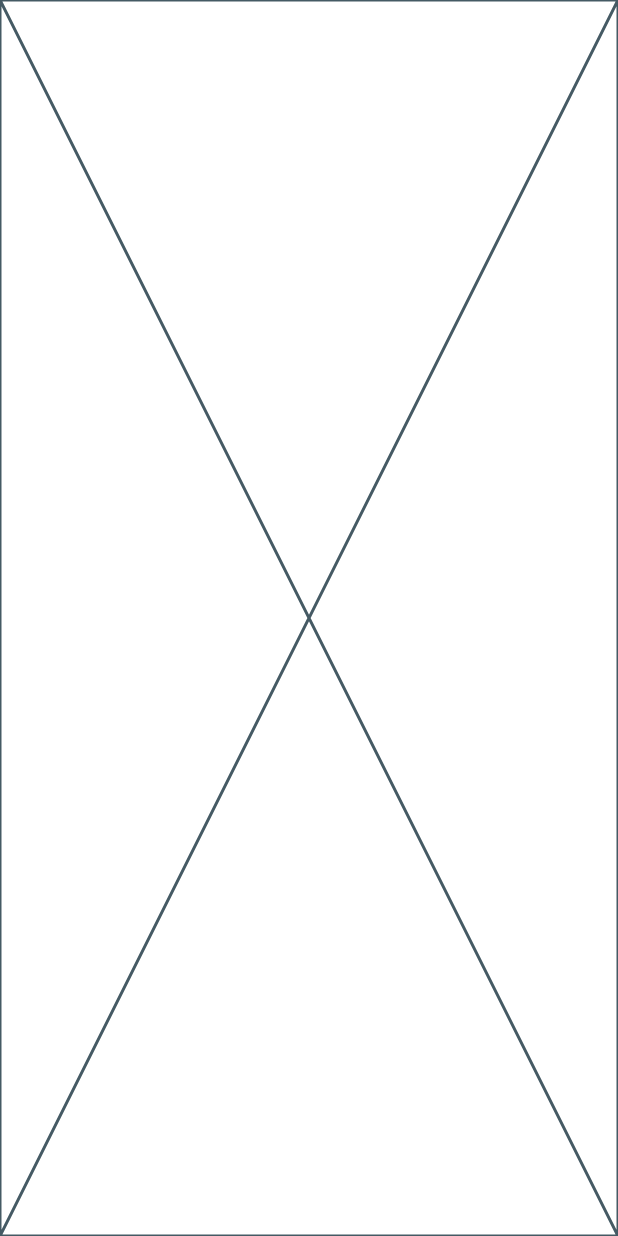
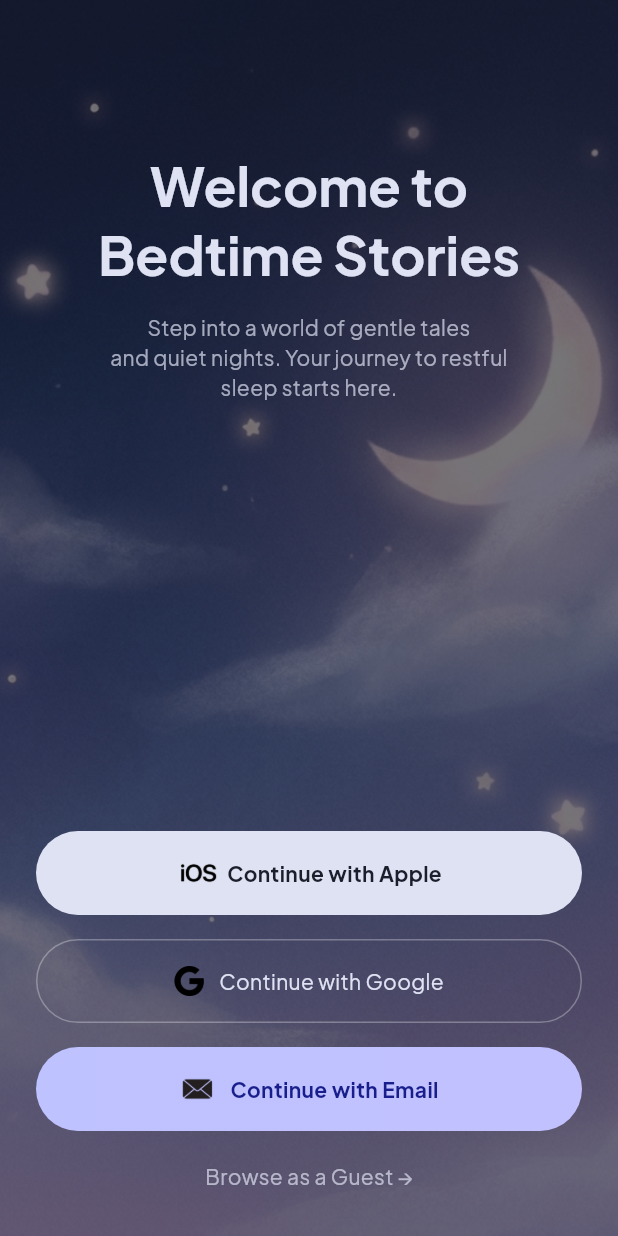
Before and after one commit to AnupamSingh0211/stories-app-frontend, a Flutter app: the screen it shows after launch, on a phone screen of 412 x 824 dp. Run offline on Flutter 3.47's test engine with Material 3 defaults, Android fonts, the phone set to English and light mode, and no system bars.

Commit message:
Completed welcome screen and set up navigation screen

```diff
--- a/lib/core/theme.dart
+++ b/lib/core/theme.dart
@@ -1,4 +1,4 @@
-// // lib/core/theme.dart
+// lib/core/theme.dart
 
  import 'package:flutter/material.dart';
 
--- /dev/null
+++ b/lib/features/auth/profile_setup_screen.dart
@@ -0,0 +1,17 @@
+import 'package:flutter/material.dart';
+
+class ProfileSetupScreen extends StatelessWidget {
+  const ProfileSetupScreen({super.key});
+
+  @override
+  Widget build(BuildContext context) {
+    return Scaffold(
+      appBar: AppBar(
+        title: const Text("Profile Setup"),
+      ),
+      body: const Center(
+        child: Text("Profile Setup Screen"),
+      ),
+    );
+  }
+}
--- a/lib/features/auth/welcome_screen.dart
+++ b/lib/features/auth/welcome_screen.dart
@@ -1,10 +1,214 @@
 import 'package:flutter/material.dart';
+import 'profile_setup_screen.dart';
 
 class WelcomeScreen extends StatelessWidget {
   const WelcomeScreen({super.key});
 
+  void _navigateToProfile(BuildContext context) {
+    Navigator.push(
+      context,
+      MaterialPageRoute(builder: (context) => const ProfileSetupScreen()),
+    );
+  }
+
   @override
   Widget build(BuildContext context) {
-    return const Placeholder();
+    final theme = Theme.of(context);
+    final colors = theme.colorScheme;
+
+    return Scaffold(
+      body: Stack(
+        children: [
+          // 🌌 Background Image
+          SizedBox.expand(
+            child: Image.asset(
+              'assets/images/bedtime_bg.png',
+              fit: BoxFit.cover,
+            ),
+          ),
+
+          // 🌑 Overlay
+          Container(color: colors.surface.withValues(alpha: 0.6)),
+
+          // 📱 Content
+          SafeArea(
+            child: Padding(
+              padding: const EdgeInsets.symmetric(horizontal: 24),
+              child: Column(
+                crossAxisAlignment: CrossAxisAlignment.center,
+                children: [
+                  const SizedBox(height: 100),
+
+                  // Title
+                  Text(
+                    "Welcome to\nBedtime Stories",
+                    textAlign: TextAlign.center,
+                    style: theme.textTheme.headlineMedium?.copyWith(
+                      fontWeight: FontWeight.w700,
+                      fontSize: 36,
+                      color: colors.onSurface,
+                    ),
+                  ),
+
+                  const SizedBox(height: 16),
+
+                  // Subtitle
+                  Text(
+                    "Step into a world of gentle tales \nand quiet nights. Your journey to restful \nsleep starts here.",
+                    textAlign: TextAlign.center,
+                    style: theme.textTheme.bodyMedium?.copyWith(
+                      color: colors.onSurface.withValues(alpha: 0.7),
+                    ),
+                  ),
+
+                  const Spacer(),
+
+                  // Apple Button
+                  _buildPrimaryButton(
+                    context,
+                    "Continue with Apple",
+                    () => _navigateToProfile(context),
+                  ),
+
+                  const SizedBox(height: 16),
+
+                  // Google Button
+                  _buildOutlineButton(
+                    context,
+                    "Continue with Google",
+                    () => _navigateToProfile(context),
+                  ),
+
+                  const SizedBox(height: 16),
+
+                  // Email Button
+                  _buildSecondaryButton(
+                    context,
+                    "Continue with Email",
+                    () => _navigateToProfile(context),
+                  ),
+
+                  const SizedBox(height: 20),
+
+                  GestureDetector(
+                    onTap: () => _navigateToProfile(context),
+                    child: Text(
+                      "Browse as a Guest →",
+                      style: theme.textTheme.bodyMedium?.copyWith(
+                        color: colors.onSurface.withValues(alpha: 0.7),
+                      ),
+                    ),
+                  ),
+
+                  const SizedBox(height: 30),
+                ],
+              ),
+            ),
+          ),
+        ],
+      ),
+    );
+  }
+
+  // 🔘 Primary Button
+  Widget _buildPrimaryButton(
+    BuildContext context,
+    String text,
+    VoidCallback onTap,
+  ) {
+    final colors = Theme.of(context).colorScheme;
+
+    return GestureDetector(
+      onTap: onTap,
+      child: Container(
+        height: 56,
+        width: double.infinity,
+        decoration: BoxDecoration(
+          borderRadius: BorderRadius.circular(30),
+          color: colors.onSurface,
+        ),
+        padding: const EdgeInsets.symmetric(horizontal: 20),
+        child: Row(
+          mainAxisAlignment: MainAxisAlignment.center,
+          children: [
+            Image.asset('assets/icons/ios_icon.png', height: 20),
+            const SizedBox(width: 4),
+            Text(
+              text,
+              style: TextStyle(
+                color: colors.surface,
+                fontWeight: FontWeight.w600,
+              ),
+            ),
+          ],
+        ),
+      ),
+    );
+  }
+
+  // 🔘 Outline Button
+  Widget _buildOutlineButton(
+    BuildContext context,
+    String text,
+    VoidCallback onTap,
+  ) {
+    final colors = Theme.of(context).colorScheme;
+
+    return GestureDetector(
+      onTap: onTap,
+      child: Container(
+        height: 56,
+        width: double.infinity,
+        decoration: BoxDecoration(
+          borderRadius: BorderRadius.circular(30),
+          border: Border.all(color: colors.outline.withValues(alpha: 0.3)),
+        ),
+        padding: const EdgeInsets.symmetric(horizontal: 20),
+        child: Row(
+          mainAxisAlignment: MainAxisAlignment.center,
+          children: [
+            Image.asset('assets/icons/google_icon.webp', height: 20),
+            const SizedBox(width: 10),
+            Text(text, style: TextStyle(color: colors.onSurface)),
+          ],
+        ),
+      ),
+    );
+  }
+
+  // 🔘 Gradient Button
+  Widget _buildSecondaryButton(
+    BuildContext context,
+    String text,
+    VoidCallback onTap,
+  ) {
+    final colors = Theme.of(context).colorScheme;
+
+    return GestureDetector(
+      onTap: onTap,
+      child: Container(
+        height: 56,
+        width: double.infinity,
+        decoration: BoxDecoration(
+          borderRadius: BorderRadius.circular(30),
+          gradient: LinearGradient(colors: [colors.primary, colors.secondary]),
+        ),
+        padding: const EdgeInsets.symmetric(horizontal: 20),
+        child: Row(
+          mainAxisAlignment: MainAxisAlignment.center,
+          children: [
+            Image.asset('assets/icons/email_icon.webp', height: 24),
+            const SizedBox(width: 10),
+            Text(
+              text,
+              style: TextStyle(
+                color: colors.onPrimary,
+                fontWeight: FontWeight.w600,
+              ),
+            ),
+          ],
+        ),
+      ),
+    );
   }
 }
--- a/pubspec.yaml
+++ b/pubspec.yaml
@@ -60,6 +60,9 @@ flutter:
   # To add assets to your application, add an assets section, like this:
   assets:
      - assets/images/
+     - assets/icons/email_icon.webp
+     - assets/icons/google_icon.webp
+     - assets/icons/ios_icon.png
   #   - images/a_dot_ham.jpeg
 
   # An image asset can refer to one or more resolution-specific "variants", see
```
Also changed, not shown: assets/icons/email_icon.webp (added), assets/icons/google_icon.webp (added), assets/icons/ios_icon.png (added).
